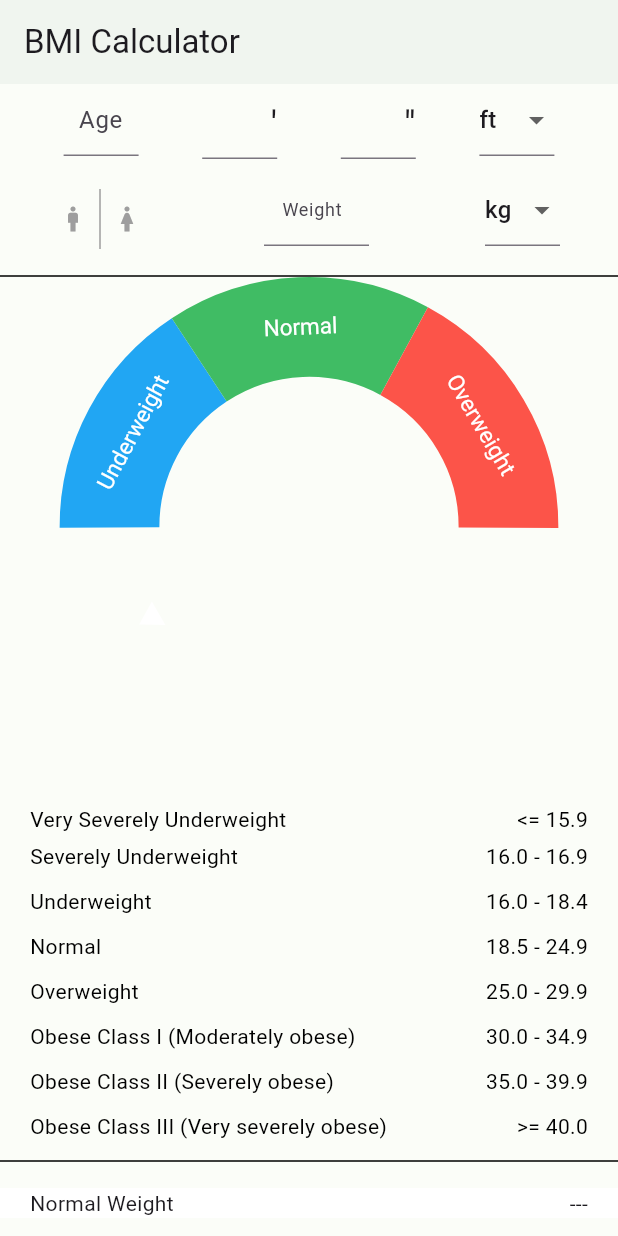
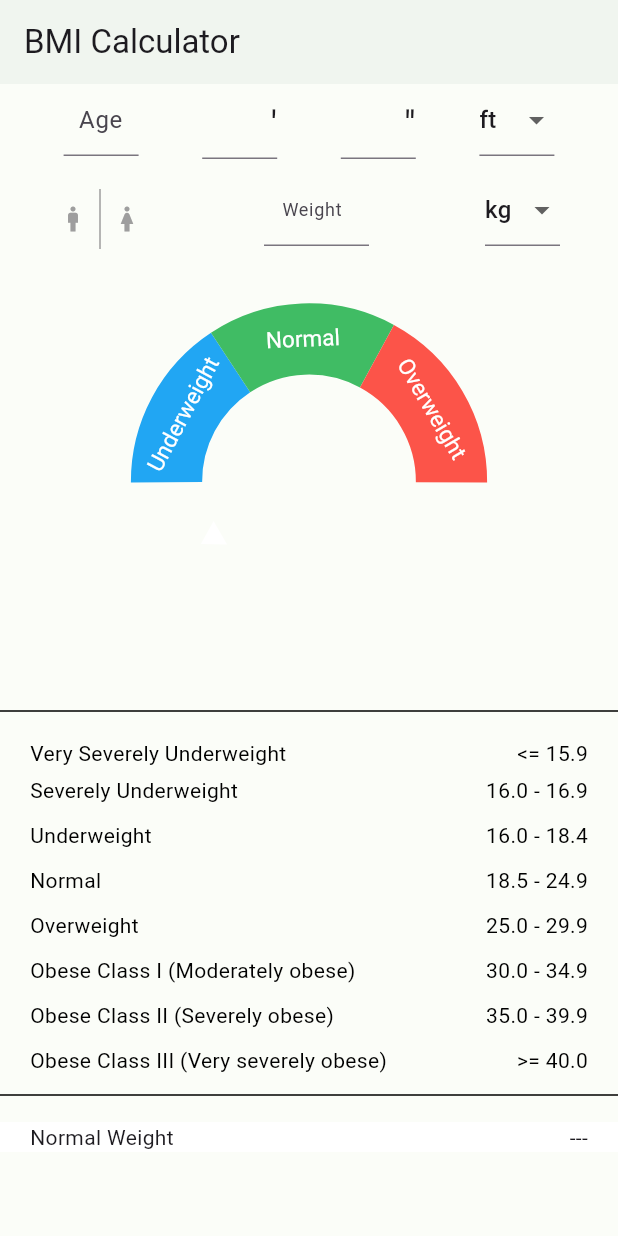
Before and after one commit to saif-uddin-shrabon/BMI, a Flutter app: the screen it shows after launch, on a phone screen of 412 x 824 dp. Run offline on Flutter 3.47's test engine with Material 3 defaults, Android fonts, the phone set to English and light mode, and no system bars; drawn by our look-alikes of syncfusion_flutter_gauges.

Commit message:
UI Update

```diff
--- a/lib/main.dart
+++ b/lib/main.dart
@@ -4,7 +4,6 @@ import 'package:flutter/animation.dart';
 import 'package:flutter/cupertino.dart';
 import 'package:flutter/material.dart';
 import 'package:flutter/services.dart';
-import 'package:flutter/widgets.dart';
 import 'package:syncfusion_flutter_gauges/gauges.dart';
 
 void main() {
@@ -102,7 +101,6 @@ class _MyHomePageState extends State<MyHomePage> {
 
 
              Listener(
-
                child: Column(
                  children: [
                    Row(
@@ -327,126 +325,9 @@ class _MyHomePageState extends State<MyHomePage> {
              ),
 
 
-             Stack(
-               children: [
 
-
-
-
-
-                 Positioned(
-
-                    child: Divider(
-
-                        color: Colors.black,
-                        thickness: 1.0,
-                      ),
-                  ),
-
-
-
-                 Positioned(
-
-                   child:SfRadialGauge(
-                   enableLoadingAnimation: true,
-                   animationDuration: 4500,
-                   axes: <RadialAxis>[
-                     RadialAxis(
-                       showLabels: false,
-                       showAxisLine: false,
-                       showTicks: false,
-                       minimum: 0,
-                       maximum: 99,
-                       startAngle: 150,
-                       endAngle: 35,
-                       ranges: <GaugeRange>[
-                         GaugeRange(
-                           startValue: 12,
-                           endValue: 35,
-                           color: Color(0xFF21A6F3),
-                           label: 'Underweight',
-                           sizeUnit: GaugeSizeUnit.factor,
-                           labelStyle: const GaugeTextStyle(
-                             fontFamily: 'Times',
-                             fontSize: 15,
-                             color: Colors.white,
-                           ),
-                           startWidth: 0.4,
-                           endWidth: 0.4,
-                         ),
-                         GaugeRange(
-                           startValue: 35,
-                           endValue: 60,
-                           color: Color(0xFF40BC64),
-                           label: 'Normal',
-                           labelStyle: const GaugeTextStyle(
-                             fontFamily: 'Times',
-                             fontSize: 15,
-                             color: Colors.white,
-                           ),
-                           startWidth: 0.4,
-                           endWidth: 0.4,
-                           sizeUnit: GaugeSizeUnit.factor,
-                         ),
-                         GaugeRange(
-                           startValue: 60,
-                           endValue: 85,
-                           color: Color(0xFFFC5449),
-                           label: 'Overweight',
-                           labelStyle: const GaugeTextStyle(
-                             fontFamily: 'Times',
-                             fontSize: 15,
-                             color: Colors.white,
-                           ),
-                           sizeUnit: GaugeSizeUnit.factor,
-                           startWidth: 0.4,
-                           endWidth: 0.4,
-                         ),
-                       ],
-                       pointers:  <GaugePointer>[
-                         MarkerPointer(
-                           color: Colors.white,
-                           // add result + 30 to show the pointer on the gauge or null
-                           // value:  double.parse(result) + 30 ?? 0,
-                           value: rangeValue ?? 0,
-
-
-                           markerHeight: 15,
-                           markerWidth: 18,
-                           markerType: MarkerType.triangle,
-                           enableAnimation: true,
-                           animationDuration: 4500,
-                           markerOffset: 38,
-                         )
-                       ],
-                       annotations: <GaugeAnnotation>[
-                         GaugeAnnotation(
-                           axisValue: 50,
-                           positionFactor: 0.1,
-                           widget: Text(
-                             result,
-                             style: TextStyle(
-                               fontWeight: FontWeight.bold,
-                               fontSize: 20,
-                             ),
-                           ),
-                         ),
-                       ],
-                     ),
-                   ],
-                 ), )
-
-
-               ],
-             ),
-
-
-/*
              Container(
-
                height: 250,
-               color: Colors.blue,
-
                margin: const EdgeInsets.symmetric(vertical: 20.0),
                child: SfRadialGauge(
                  enableLoadingAnimation: true,
@@ -537,11 +418,11 @@ class _MyHomePageState extends State<MyHomePage> {
                  ],
                ),
              ),
-    */
-             // Divider(
-             //   color: Colors.black,
-             //   thickness: 1.0,
-             // ),
+
+             Divider(
+               color: Colors.black,
+               thickness: 1.0,
+             ),
 
 
              Container(
@@ -817,22 +698,40 @@ class _MyHomePageState extends State<MyHomePage> {
 
 
   getBMICategory() {
-    if (bmi < 16.0) {
-     VSUColor = Colors.blue;
+    print("colorbmi: $bmi");
+    if (bmi <= 15.9) {
+      setState(() {
+        VSUColor = Colors.blue;
+      });
+
     } else if (bmi >= 16.0 && bmi <= 16.9) {
-      return 'Severely Underweight';
+      setState(() {
+        SUColor = Colors.blue;
+      });
     } else if (bmi >= 17.0 && bmi <= 18.4) {
-      return 'Underweight';
+      setState(() {
+        UColor = Colors.blue;
+      });
     } else if (bmi >= 18.5 && bmi <= 24.9) {
-      return 'Normal';
+      setState(() {
+        NColor = Colors.green;
+      });
     } else if (bmi >= 25.0 && bmi <= 29.9) {
-      return 'Overweight';
+      setState(() {
+        OWColor = Colors.red;
+      });
     } else if (bmi >= 30.0 && bmi <= 34.9) {
-      return 'Obese Class I (Moderately obese)';
+      setState(() {
+        OIColor = Colors.red;
+      });
     } else if (bmi >= 35.0 && bmi <= 39.9) {
-      return 'Obese Class II (Severely obese)';
+      setState(() {
+        OIICOLOR = Colors.red;
+      });
     } else {
-      return 'Obese Class III (Very severely obese)';
+      setState(() {
+        OIIIColor = Colors.red;
+      });
     }
   }
 
```
